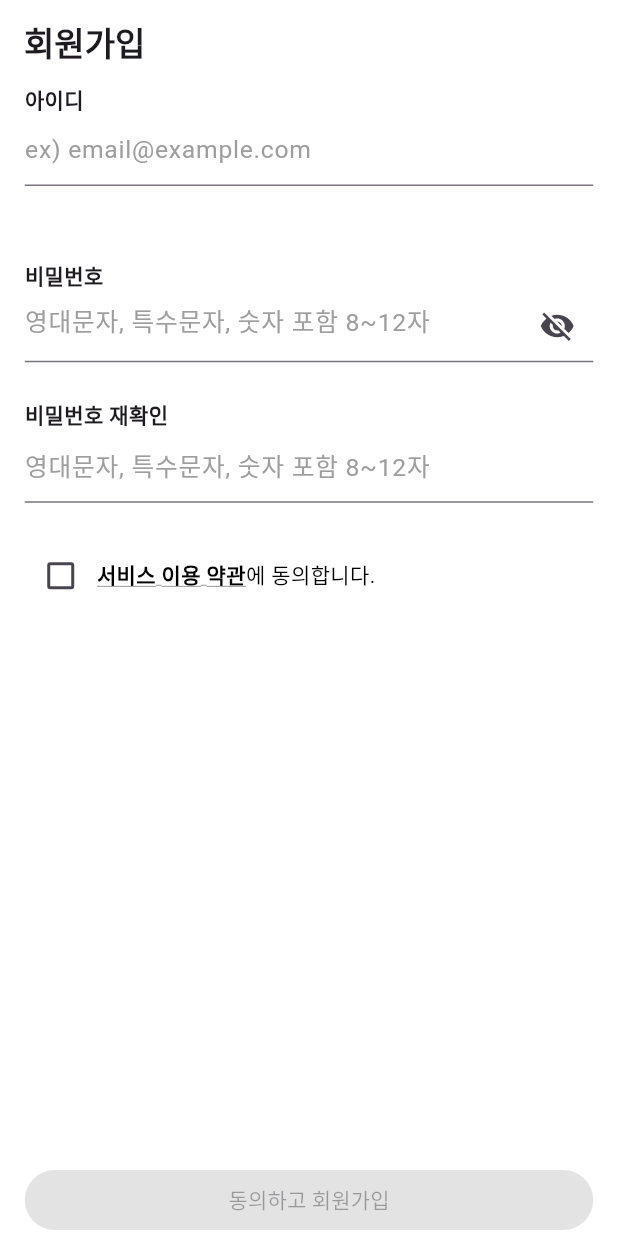
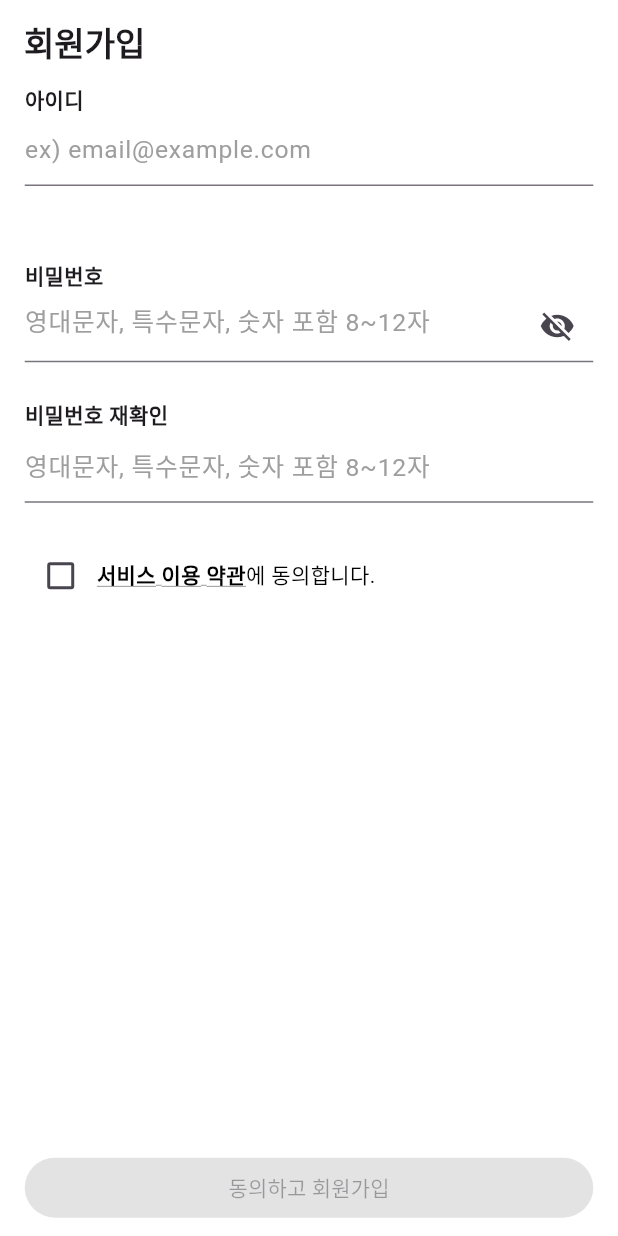
Before and after one commit to EarnedIt-team/Earned-It-Front, a Flutter app: the SignView screen opened by its route, on a phone screen of 412 x 824 dp. Run offline on Flutter 3.47's test engine with Material 3 defaults, Android fonts, the phone set to English and light mode, and no system bars; our stand-ins replace flutter_riverpod, go_router, toastification; Roboto replaces fonts that are missing (Mainfonts).

Commit message:
[Fix] : 회원가입 - Android 사이즈에 맞게 padding 수정 #4

```diff
--- a/lib/views/sign_view.dart
+++ b/lib/views/sign_view.dart
@@ -169,7 +169,11 @@ class _SignViewState extends State<SignView> {
         // 회원가입 버튼
         bottomNavigationBar: SafeArea(
           child: Padding(
-            padding: EdgeInsets.symmetric(horizontal: context.middlePadding),
+            padding: EdgeInsets.only(
+              left: context.middlePadding,
+              right: context.middlePadding,
+              bottom: context.height(0.01),
+            ),
             child: SizedBox(
               width: double.infinity,
               child: ElevatedButton(
```
